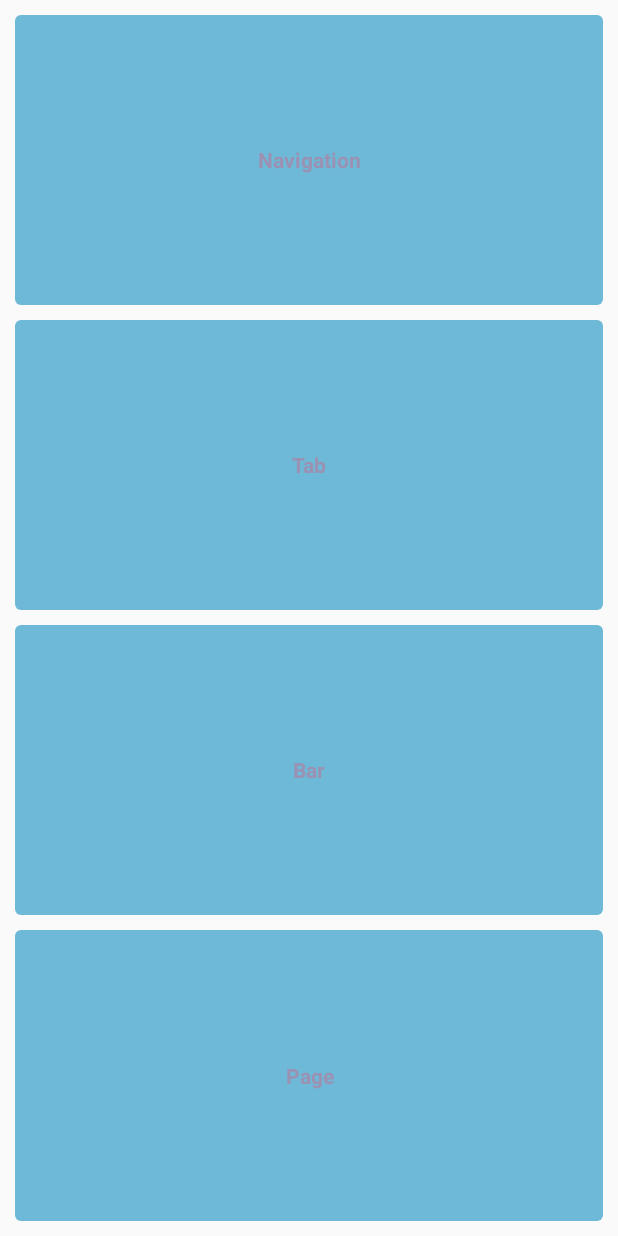
After one commit to LitianD/MySportClub, an Android app: the layout item_vp.xml on its own in the app's theme, with its tools: preview values and no code run, on a phone screen of 412 x 824 dp. The commit adds this screen. Run offline under Robolectric (Android 15) with nearby library versions, the phone set to English and light mode, and no system bars.

Commit message:
添加home

```diff
--- a/app/src/main/AndroidManifest.xml
+++ b/app/src/main/AndroidManifest.xml
@@ -19,8 +19,7 @@
         <activity
             android:name=".RegisterActivity"
             android:theme="@style/Translucent" />
-
+        <activity android:name=".HomeActivity"></activity>
     </application>
 
-
 </manifest>
--- /dev/null
+++ b/app/src/main/res/drawable-v24/bg_round_rect.xml
@@ -0,0 +1,9 @@
+<?xml version="1.0" encoding="utf-8"?>
+<shape xmlns:android="http://schemas.android.com/apk/res/android"
+       android:dither="true"
+       android:shape="rectangle">
+
+    <corners android:radius="4dp"/>
+    <solid android:color="#6eb9d7"/>
+
+</shape>
--- /dev/null
+++ b/app/src/main/res/layout/item_vp.xml
@@ -0,0 +1,60 @@
+<?xml version="1.0" encoding="utf-8"?>
+<LinearLayout xmlns:android="http://schemas.android.com/apk/res/android"
+              android:layout_width="match_parent"
+              android:layout_height="match_parent"
+              android:orientation="vertical"
+              android:weightSum="4">
+
+    <TextView
+        android:layout_width="match_parent"
+        android:layout_height="0dp"
+        android:layout_margin="10dp"
+        android:layout_weight="1"
+        android:background="@drawable/bg_round_rect"
+        android:gravity="center"
+        android:text="Navigation"
+        android:textColor="#9b92b3"
+        android:textStyle="bold"/>
+
+    <TextView
+        android:layout_width="match_parent"
+        android:layout_height="0dp"
+        android:layout_marginEnd="10dp"
+        android:layout_marginLeft="10dp"
+        android:layout_marginRight="10dp"
+        android:layout_marginStart="10dp"
+        android:layout_weight="1"
+        android:background="@drawable/bg_round_rect"
+        android:gravity="center"
+        android:text="Tab"
+        android:textColor="#9b92b3"
+        android:textStyle="bold"/>
+
+    <TextView
+        android:layout_width="match_parent"
+        android:layout_height="0dp"
+        android:layout_marginTop="10dp"
+        android:layout_marginEnd="10dp"
+        android:layout_marginLeft="10dp"
+        android:layout_marginRight="10dp"
+        android:layout_marginStart="10dp"
+        android:layout_weight="1"
+        android:background="@drawable/bg_round_rect"
+        android:gravity="center"
+        android:text="Bar"
+        android:textColor="#9b92b3"
+        android:textStyle="bold"/>
+
+    <TextView
+        android:id="@+id/txt_vp_item_page"
+        android:layout_width="match_parent"
+        android:layout_height="0dp"
+        android:layout_margin="10dp"
+        android:layout_weight="1"
+        android:background="@drawable/bg_round_rect"
+        android:gravity="center"
+        android:text="Page"
+        android:textColor="#9b92b3"
+        android:textStyle="bold"/>
+
+</LinearLayout>
```
Also changed, not shown: app/src/main/java/com/zlt/mysportclub/HomeActivity.java (added, +141 -0 lines), app/src/main/java/com/zlt/mysportclub/MainActivity.java (+5 -5 lines), app/src/main/res/layout/activity_home.xml (added, +31 -0 lines), app/src/main/res/values/arrays.xml (added, +38 -0 lines), app/src/main/res/drawable-v24/ic_eighth.png (added), app/src/main/res/drawable-v24/ic_fifth.png (added), app/src/main/res/drawable-v24/ic_first.png (added), app/src/main/res/drawable-v24/ic_fourth.png (added), app/src/main/res/drawable-v24/ic_second.png (added), app/src/main/res/drawable-v24/ic_seventh.png (added), app/src/main/res/drawable-v24/ic_sixth.png (added), app/src/main/res/drawable-v24/ic_third.png (added).
